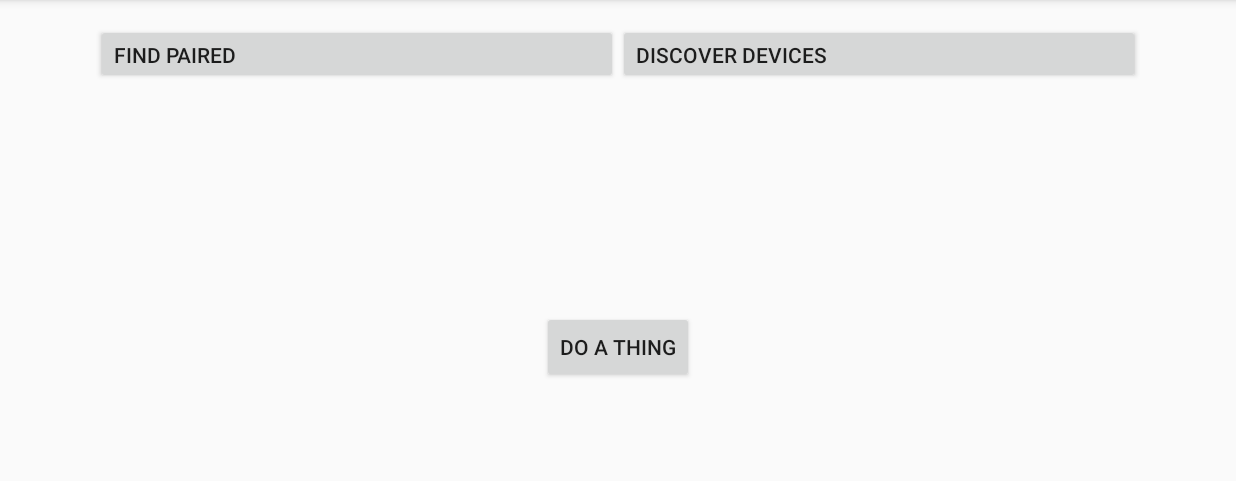
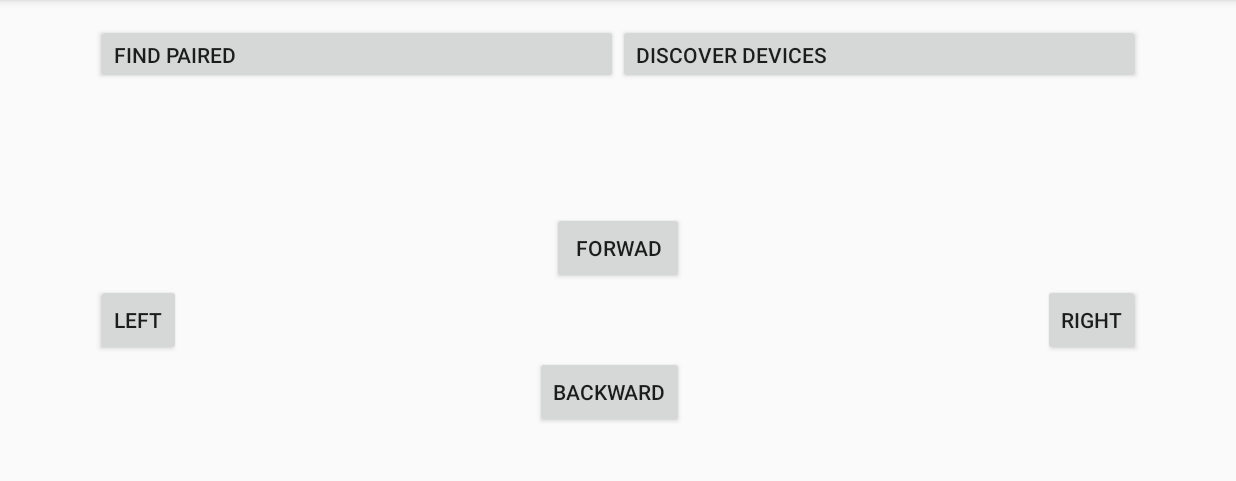
Before and after one commit to asuszek/rc-car-controller-bluetooth, an Android app: the screen it shows after launch (MainActivity), on a phone screen of 824 x 412 dp (held sideways), the part 72-553 px from its top. Run offline under Robolectric (Android 15) with nearby library versions, the phone set to English and light mode, and no system bars.

Commit message:
Added buttons for all directions!

```diff
--- a/app/src/main/res/layout/activity_main.xml
+++ b/app/src/main/res/layout/activity_main.xml
@@ -41,11 +41,41 @@
     <Button
         android:layout_width="wrap_content"
         android:layout_height="wrap_content"
-        android:text="Do a thing"
+        android:text="Forwad"
         android:id="@+id/button"
+        android:layout_marginTop="85dp"
+        android:onClick="forward"
         android:layout_below="@+id/linearLayout"
-        android:layout_centerHorizontal="true"
-        android:layout_marginTop="151dp"
-        android:onClick="doThing"/>
+        android:layout_centerHorizontal="true" />
+
+    <Button
+        style="?android:attr/buttonStyleSmall"
+        android:layout_width="wrap_content"
+        android:layout_height="wrap_content"
+        android:text="Left"
+        android:id="@+id/button2"
+        android:onClick="left"
+        android:layout_below="@+id/button"
+        android:layout_alignParentStart="true" />
+
+    <Button
+        style="?android:attr/buttonStyleSmall"
+        android:layout_width="wrap_content"
+        android:layout_height="wrap_content"
+        android:text="Right"
+        android:id="@+id/button3"
+        android:layout_below="@+id/button"
+        android:onClick="right"
+        android:layout_alignParentEnd="true" />
+
+    <Button
+        style="?android:attr/buttonStyleSmall"
+        android:layout_width="wrap_content"
+        android:layout_height="wrap_content"
+        android:text="Backward"
+        android:id="@+id/button4"
+        android:onClick="backward"
+        android:layout_below="@+id/button2"
+        android:layout_alignEnd="@+id/button" />
 
 </RelativeLayout>
```
Also changed, not shown: app/src/main/java/rccarcontroller/hackathon/umass/rccarcontroller/MainActivity.java (+62 -2 lines).
